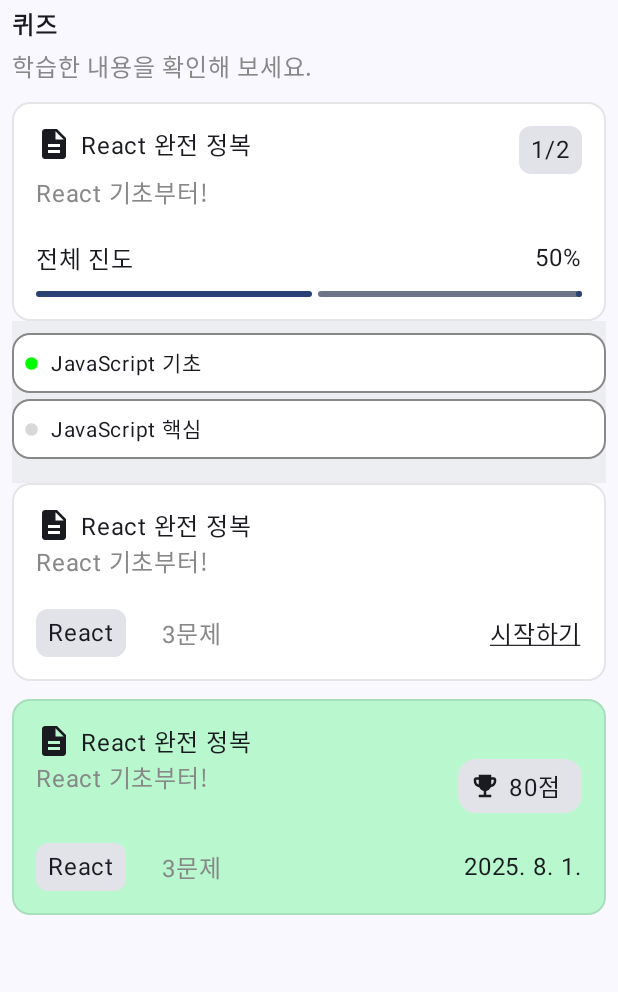
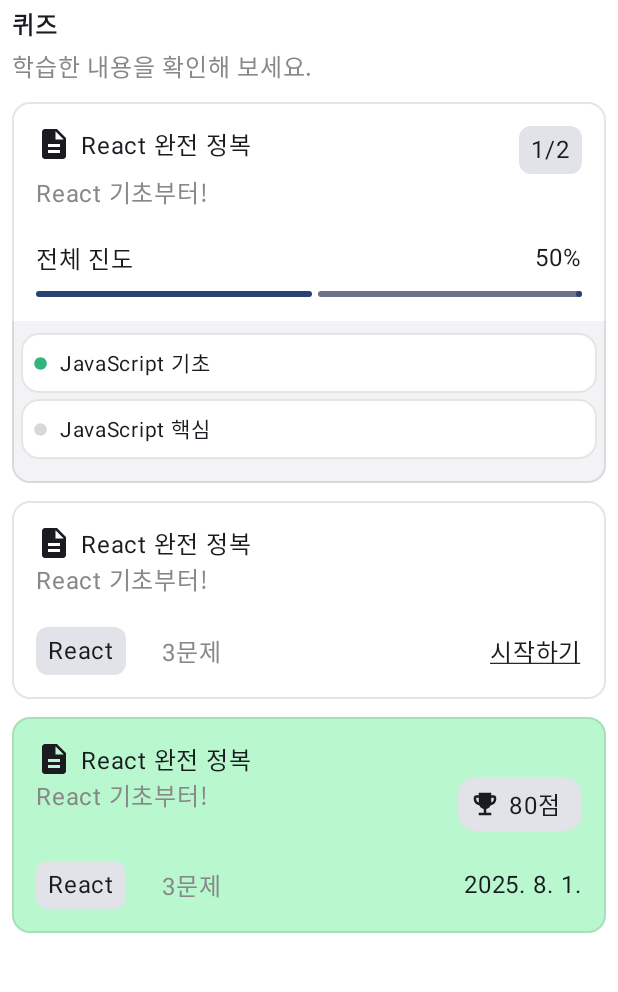
Before and after one commit to LIKELION-Android-Bootcamp-4th/MansBath, an Android app built with Jetpack Compose: the composable QuizScreen shown on its own in the app's theme, after a tap on "React 완전 정복", on a phone screen of 412 x 824 dp, the part 96-1088 px from its top. Run offline under Robolectric (Android 15) with nearby library versions, the phone set to English and light mode, and no system bars.

Commit message:
요구 사항, 컬러 수정

```diff
--- a/app/src/main/java/com/aspa/aspa/features/quiz/QuizScreen.kt
+++ b/app/src/main/java/com/aspa/aspa/features/quiz/QuizScreen.kt
@@ -36,6 +36,7 @@
 import androidx.compose.material3.Text
 import androidx.compose.material3.TextButton
 import androidx.compose.material3.TopAppBar
+import androidx.compose.material3.TopAppBarColors
 import androidx.compose.runtime.Composable
 import androidx.compose.runtime.mutableStateOf
 import androidx.compose.runtime.remember
@@ -76,9 +77,10 @@
                         )
                     }
 
-                }
+                },
             )
         },
+        containerColor = Color.White,
         content = { padding ->
             Column(
                 modifier = Modifier
--- a/app/src/main/java/com/aspa/aspa/features/quiz/component/QuizListCard.kt
+++ b/app/src/main/java/com/aspa/aspa/features/quiz/component/QuizListCard.kt
@@ -23,10 +23,12 @@
 import androidx.compose.material3.CardDefaults
 import androidx.compose.material3.Icon
 import androidx.compose.material3.LinearProgressIndicator
+import androidx.compose.material3.Surface
 import androidx.compose.material3.Text
 import androidx.compose.runtime.Composable
 import androidx.compose.ui.Alignment
 import androidx.compose.ui.Modifier
+import androidx.compose.ui.draw.clip
 import androidx.compose.ui.graphics.Color
 import androidx.compose.ui.text.style.TextDecoration
 import androidx.compose.ui.unit.dp
@@ -179,24 +181,24 @@
                     )
                 }
             }
-        }
-    )
 
 
             if (expandedIndex == index) {
+
                 Column(
                     modifier = Modifier
                         .fillMaxSize()
-                .background(Color(0xFFECEEF2))
+                        .background(Color(0xFFF3F3F5))
+                        .padding(horizontal = 6.dp)
                 ) {
                     Spacer(modifier = Modifier.height(8.dp))
 
                     section.forEach {
-                val tintColor = if (it.status == true) Color.Green else Color(0xFFD8D8D8)
+                        val tintColor = if (it.status == true) Color(0xFF2EB67D) else Color(0xFFD8D8D8)
 
                         Card(
                             modifier = Modifier.fillMaxWidth(),
-                    border = BorderStroke(1.dp, Color.Gray),
+                            border = BorderStroke(1.dp, Color.Black.copy(0.1f)),
                             colors = CardDefaults.cardColors(
                                 containerColor = Color.White
                             ),
@@ -223,7 +225,9 @@
                     }
                     Spacer(modifier = Modifier.height(12.dp))
                 }
-    } else {
+            }
+        }
+    )
+
     Spacer(modifier = Modifier.height(12.dp))
 }
-}
```
Lines whose indentation alone changed are shown as unchanged.
